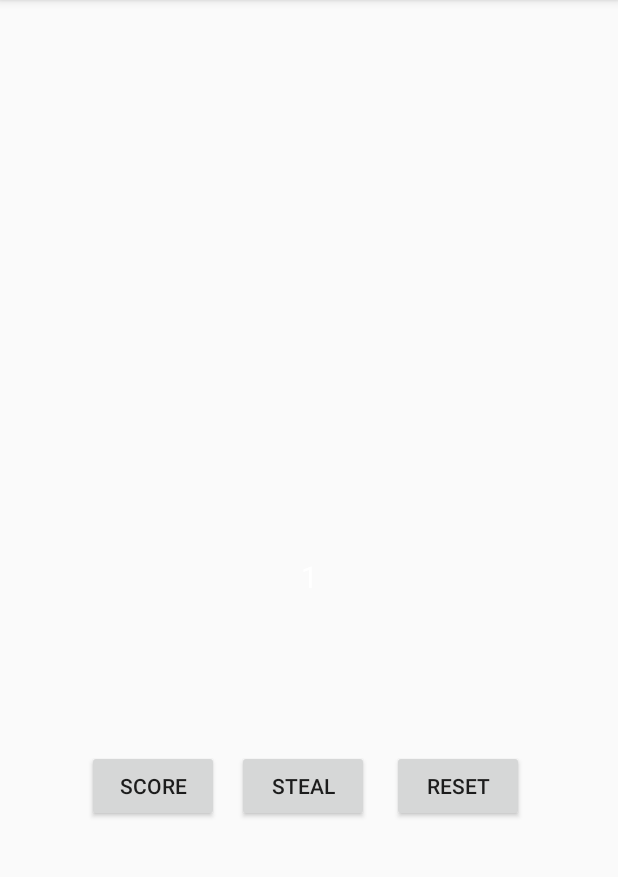
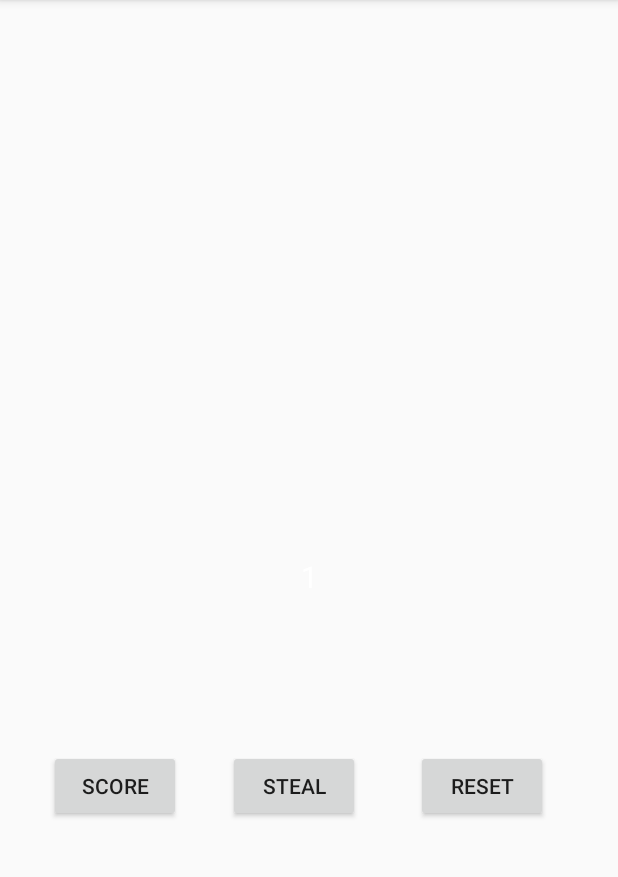
Before and after one commit to Eliazswin/Core1, an Android app: the screen it shows after launch (MainActivity), after a tap on "SCORE", on a phone screen of 412 x 824 dp, the part 84-961 px from its top. Run offline under Robolectric (Android 15) with nearby library versions, the phone set to English and light mode, and no system bars.

Commit message:
Core 1 Complete

```diff
--- a/Uni2021/Semester2/SoftwarteMobileDevices/Core1/app/src/main/res/layout-land/activity_main.xml
+++ b/Uni2021/Semester2/SoftwarteMobileDevices/Core1/app/src/main/res/layout-land/activity_main.xml
@@ -3,8 +3,7 @@
     xmlns:app="http://schemas.android.com/apk/res-auto"
     xmlns:tools="http://schemas.android.com/tools"
     android:layout_width="match_parent"
-    android:layout_height="match_parent"
-    tools:context=".MainActivity">
+    android:layout_height="match_parent">
 
     <LinearLayout
         android:layout_width="match_parent"
@@ -17,7 +16,7 @@
             android:layout_height="wrap_content"
             android:layout_marginStart="160dp"
             android:layout_marginTop="280dp"
-            android:text="Score" />
+            android:text="@string/score" />
 
         <Button
             android:id="@+id/steal"
@@ -25,7 +24,7 @@
             android:layout_height="wrap_content"
             android:layout_marginStart="58dp"
             android:layout_marginTop="280dp"
-            android:text="Steal" />
+            android:text="@string/steal" />
 
         <Button
             android:id="@+id/reset"
@@ -34,7 +33,7 @@
             android:layout_marginStart="78dp"
             android:layout_marginTop="280dp"
             android:layout_marginEnd="59dp"
-            android:text="RESET" />
+            android:text="@string/reset" />
 
         <TextView
             android:id="@+id/score"
--- a/Uni2021/Semester2/SoftwarteMobileDevices/Core1/app/src/main/res/layout/activity_main.xml
+++ b/Uni2021/Semester2/SoftwarteMobileDevices/Core1/app/src/main/res/layout/activity_main.xml
@@ -20,9 +20,12 @@
         android:id="@+id/add"
         android:layout_width="wrap_content"
         android:layout_height="wrap_content"
-        android:layout_marginStart="58dp"
+        android:layout_marginStart="15dp"
         android:layout_marginTop="500dp"
-        android:text="Score"
+        android:layout_marginEnd="250dp"
+        android:text="@string/score"
+        app:layout_constraintEnd_toEndOf="parent"
+        app:layout_constraintHorizontal_bias="0.294"
         app:layout_constraintStart_toStartOf="parent"
         app:layout_constraintTop_toTopOf="parent" />
 
@@ -30,9 +33,10 @@
         android:id="@+id/steal"
         android:layout_width="wrap_content"
         android:layout_height="wrap_content"
-        android:layout_marginStart="158dp"
         android:layout_marginTop="500dp"
-        android:text="Steal"
+        android:layout_marginEnd="20dp"
+        android:text="@string/steal"
+        app:layout_constraintEnd_toEndOf="parent"
         app:layout_constraintStart_toStartOf="parent"
         app:layout_constraintTop_toTopOf="parent" />
 
@@ -40,10 +44,10 @@
         android:id="@+id/reset"
         android:layout_width="wrap_content"
         android:layout_height="wrap_content"
-        android:layout_marginStart="258dp"
+        android:layout_marginStart="250dp"
         android:layout_marginTop="500dp"
-        android:layout_marginEnd="59dp"
-        android:text="RESET"
+        android:layout_marginEnd="20dp"
+        android:text="@string/reset"
         app:layout_constraintEnd_toEndOf="parent"
         app:layout_constraintStart_toStartOf="parent"
         app:layout_constraintTop_toTopOf="parent" />
--- a/Uni2021/Semester2/SoftwarteMobileDevices/Core1/app/src/main/res/values/strings.xml
+++ b/Uni2021/Semester2/SoftwarteMobileDevices/Core1/app/src/main/res/values/strings.xml
@@ -1,3 +1,6 @@
 <resources>
     <string name="app_name">Core1</string>
+    <string name="score">Score</string>
+    <string name="steal">Steal</string>
+    <string name="reset">Reset</string>
 </resources>
```
Also changed, not shown: 1 other file.
